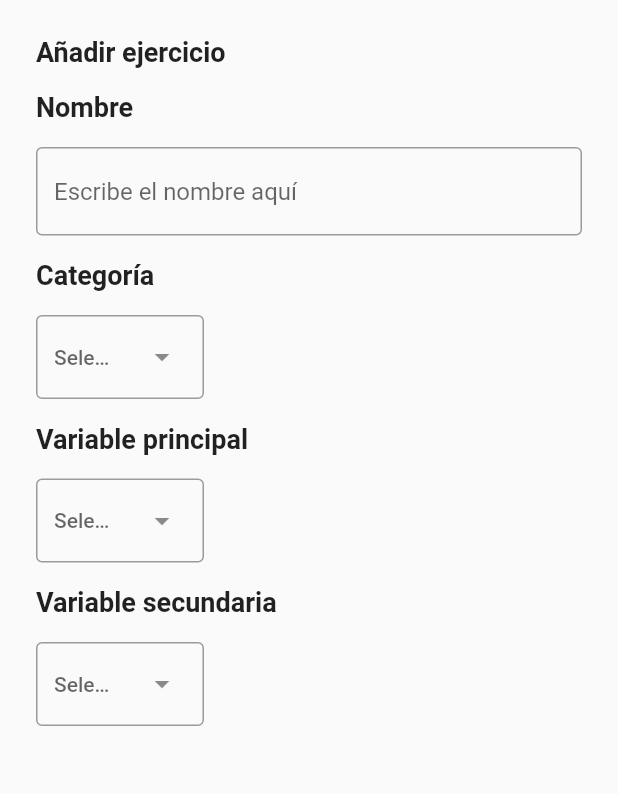
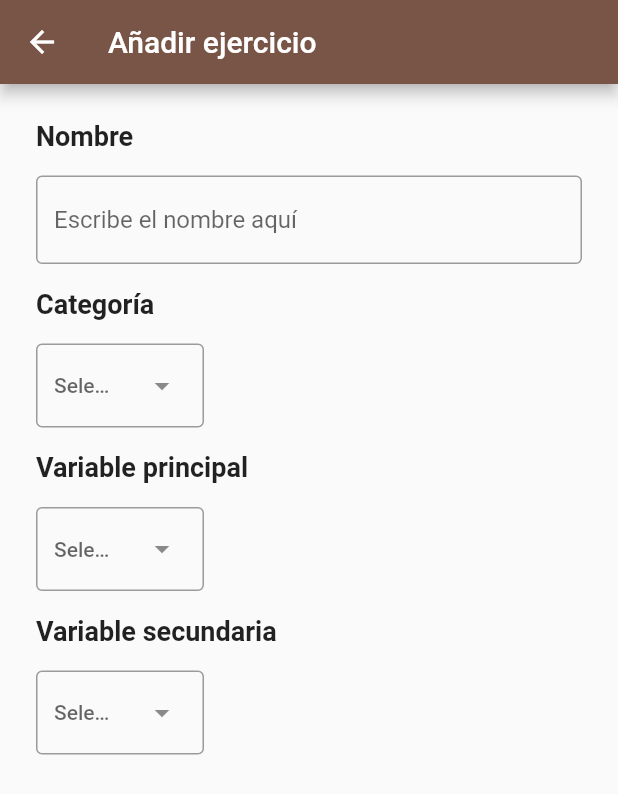
Before and after one commit to danilopedraza/freelog, a Flutter app: the AddExercise screen opened directly, on a phone screen of 412 x 824 dp. Shown: the top 794 px of the screen. Run offline on Flutter 3.47's test engine with Material 2 defaults, Android fonts, the phone set to English and light mode, and no system bars.

Commit message:
heavy refactor and make screens actually useful

```diff
--- a/lib/add_exercise/screen.dart
+++ b/lib/add_exercise/screen.dart
@@ -5,15 +5,16 @@ class AddExercise extends StatelessWidget {
 
   @override
   Widget build(BuildContext context) {
-    return Padding(
+    return Scaffold(
+      appBar: AppBar(
+        title: const Text('Añadir ejercicio'),
+        backgroundColor: Colors.brown,
+      ),
+      body: Padding(
         padding: const EdgeInsets.all(16.0),
         child: Column(
           crossAxisAlignment: CrossAxisAlignment.start,
           children: [
-          const Text(
-            'Añadir ejercicio',
-            style: TextStyle(fontSize: 18.0, fontWeight: FontWeight.bold),
-          ),
             const Text(
               'Nombre',
               style: TextStyle(fontSize: 18.0, fontWeight: FontWeight.bold),
@@ -52,6 +53,7 @@ class AddExercise extends StatelessWidget {
               .map((w) => Padding(padding: const EdgeInsets.all(8.0), child: w))
               .toList(),
         ),
+      ),
     );
   }
 }
```
Also changed, not shown: lib/main.dart (+2 -13 lines), lib/main_page/screen.dart (+18 -1 lines). Lines whose indentation alone changed are shown as unchanged.
